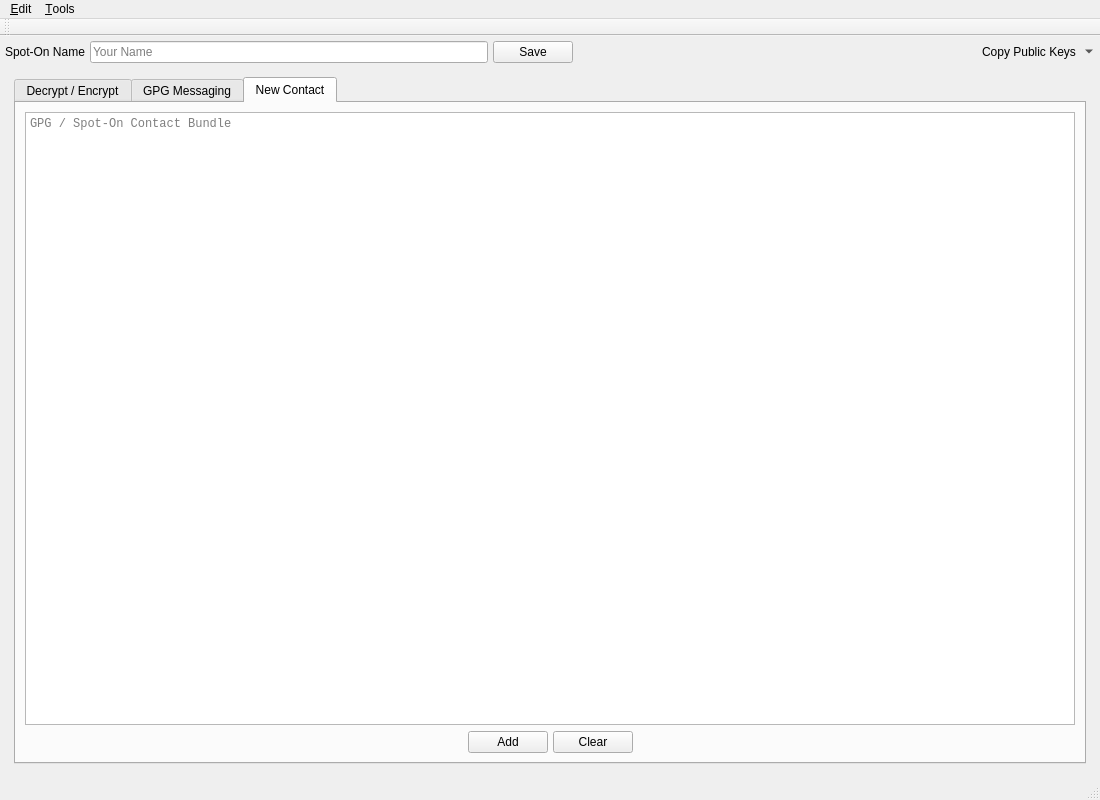
Above: Source/UI/spot-on-rosetta.ui from textbrowser/spot-on before the change. Below: the same form after it.
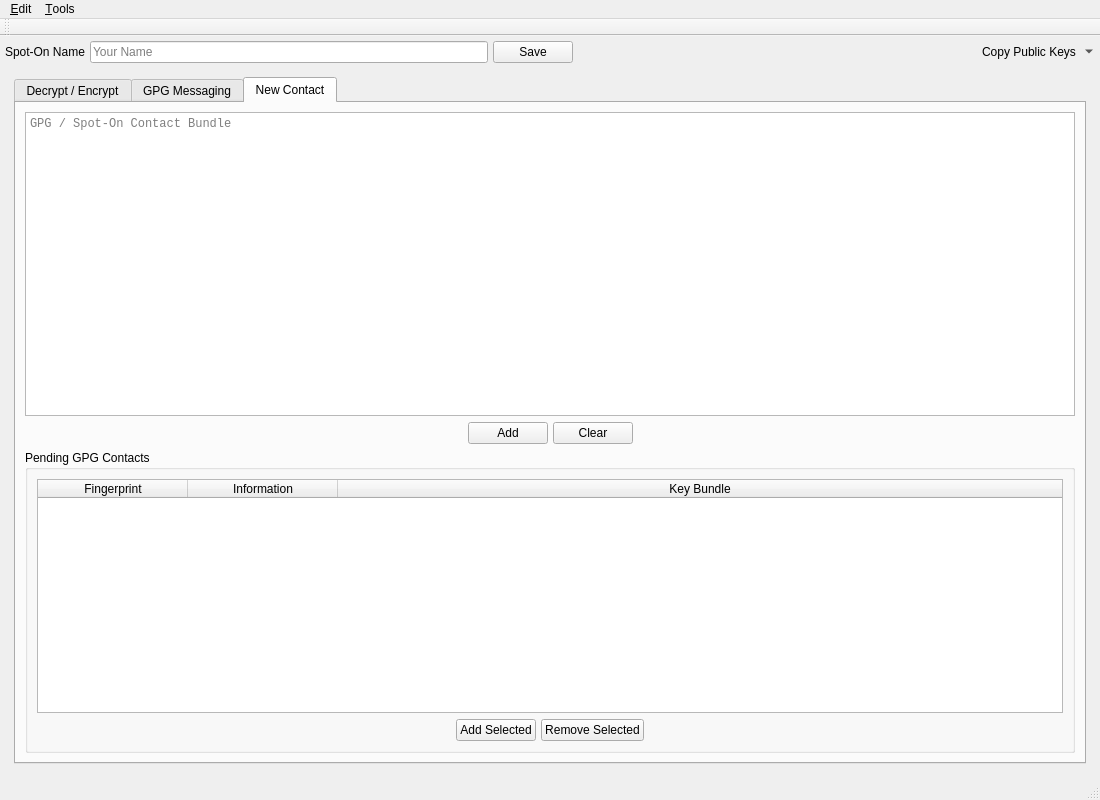
That is the form after the change. The open tabs and pages were chosen to show the change. Icons and pictures are not drawn. Custom widgets are drawn as their Qt base class.

Commit message: GPG share.

Patch:
```diff
--- a/Source/UI/spot-on-rosetta.ui
+++ b/Source/UI/spot-on-rosetta.ui
@@ -1229,6 +1229,105 @@
               </item>
              </layout>
             </item>
+            <item>
+             <widget class="QGroupBox" name="pending_group_box">
+              <property name="title">
+               <string>Pending GPG Contacts</string>
+              </property>
+              <layout class="QVBoxLayout" name="verticalLayout_11">
+               <item>
+                <widget class="QTableWidget" name="pending">
+                 <property name="alternatingRowColors">
+                  <bool>true</bool>
+                 </property>
+                 <property name="selectionBehavior">
+                  <enum>QAbstractItemView::SelectRows</enum>
+                 </property>
+                 <property name="verticalScrollMode">
+                  <enum>QAbstractItemView::ScrollPerPixel</enum>
+                 </property>
+                 <property name="horizontalScrollMode">
+                  <enum>QAbstractItemView::ScrollPerPixel</enum>
+                 </property>
+                 <property name="sortingEnabled">
+                  <bool>true</bool>
+                 </property>
+                 <attribute name="horizontalHeaderDefaultSectionSize">
+                  <number>150</number>
+                 </attribute>
+                 <attribute name="horizontalHeaderStretchLastSection">
+                  <bool>true</bool>
+                 </attribute>
+                 <attribute name="verticalHeaderVisible">
+                  <bool>false</bool>
+                 </attribute>
+                 <column>
+                  <property name="text">
+                   <string>Fingerprint</string>
+                  </property>
+                 </column>
+                 <column>
+                  <property name="text">
+                   <string>Information</string>
+                  </property>
+                 </column>
+                 <column>
+                  <property name="text">
+                   <string>Key Bundle</string>
+                  </property>
+                 </column>
+                </widget>
+               </item>
+               <item>
+                <layout class="QHBoxLayout" name="horizontalLayout_14">
+                 <property name="spacing">
+                  <number>5</number>
+                 </property>
+                 <item>
+                  <spacer name="horizontalSpacer_17">
+                   <property name="orientation">
+                    <enum>Qt::Horizontal</enum>
+                   </property>
+                   <property name="sizeHint" stdset="0">
+                    <size>
+                     <width>40</width>
+                     <height>20</height>
+                    </size>
+                   </property>
+                  </spacer>
+                 </item>
+                 <item>
+                  <widget class="QPushButton" name="add_pending">
+                   <property name="text">
+                    <string>Add Selected</string>
+                   </property>
+                  </widget>
+                 </item>
+                 <item>
+                  <widget class="QPushButton" name="remove_pending">
+                   <property name="text">
+                    <string>Remove Selected</string>
+                   </property>
+                  </widget>
+                 </item>
+                 <item>
+                  <spacer name="horizontalSpacer_18">
+                   <property name="orientation">
+                    <enum>Qt::Horizontal</enum>
+                   </property>
+                   <property name="sizeHint" stdset="0">
+                    <size>
+                     <width>40</width>
+                     <height>20</height>
+                    </size>
+                   </property>
+                  </spacer>
+                 </item>
+                </layout>
+               </item>
+              </layout>
+             </widget>
+            </item>
            </layout>
           </widget>
          </widget>
```
Left out of the diff: 4 changed lines with no effect on the pictures. The commit also changes 1 other file.
